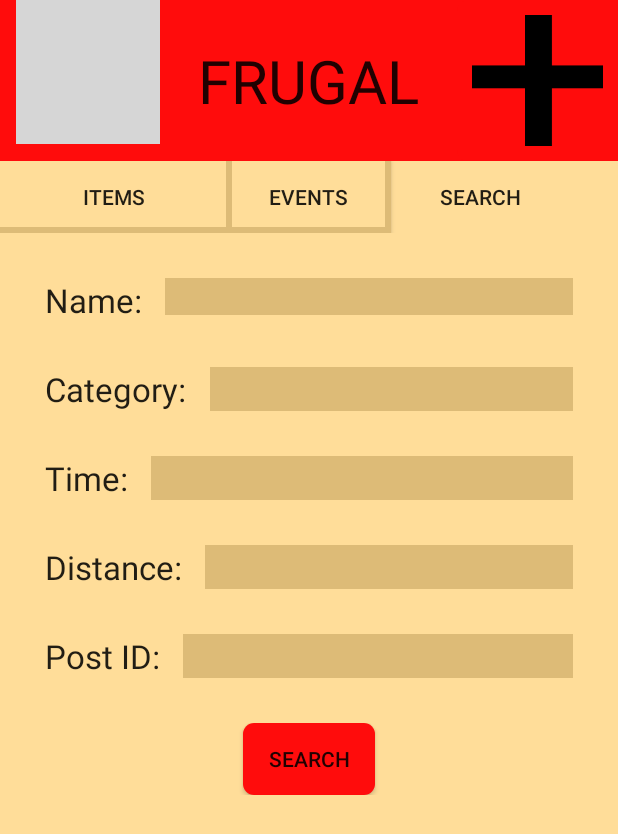
After one commit to frugalApp/frugalHighFid, an Android app: the SearchQuery screen opened directly, with no data from a screen before it, on a phone screen of 412 x 824 dp. The commit adds this screen. Shown: the top 834 px of the screen. Run offline under Robolectric (Android 15) with nearby library versions, the phone set to English and light mode, and no system bars; grey boxes are pictures that could not be loaded.

Commit message:
More work done. Almost done searching. Still have to finish that, comment code, and create some test data

```diff
--- /dev/null
+++ b/Frugal2/app/src/main/java/com/example/peter/frugal/Activities/SearchQuery.java
@@ -0,0 +1,71 @@
+package com.example.peter.frugal.Activities;
+
+import android.support.v4.app.FragmentActivity;
+import android.support.v7.app.ActionBarActivity;
+import android.support.v7.app.ActionBar;
+import android.support.v4.app.Fragment;
+import android.os.Bundle;
+import android.view.LayoutInflater;
+import android.view.Menu;
+import android.view.MenuItem;
+import android.view.View;
+import android.view.ViewGroup;
+import android.os.Build;
+
+import com.example.peter.frugal.R;
+
+public class SearchQuery extends FragmentActivity {
+
+    @Override
+    protected void onCreate(Bundle savedInstanceState) {
+        super.onCreate(savedInstanceState);
+        setContentView(R.layout.activity_search_query);
+        if (savedInstanceState == null) {
+            getSupportFragmentManager().beginTransaction()
+                    .add(R.id.container, new PlaceholderFragment())
+                    .commit();
+        }
+    }
+
+
+    @Override
+    public boolean onCreateOptionsMenu(Menu menu) {
+        // Inflate the menu; this adds items to the action bar if it is present.
+        getMenuInflater().inflate(R.menu.menu_search_query, menu);
+        return true;
+    }
+
+    @Override
+    public boolean onOptionsItemSelected(MenuItem item) {
+        // Handle action bar item clicks here. The action bar will
+        // automatically handle clicks on the Home/Up button, so long
+        // as you specify a parent activity in AndroidManifest.xml.
+        int id = item.getItemId();
+
+        //noinspection SimplifiableIfStatement
+        if (id == R.id.action_settings) {
+            return true;
+        }
+
+        return super.onOptionsItemSelected(item);
+    }
+    public void onEndSearch(View view) {
+        this.finish();
+    }
+
+    /**
+     * A placeholder fragment containing a simple view.
+     */
+    public static class PlaceholderFragment extends Fragment {
+
+        public PlaceholderFragment() {
+        }
+
+        @Override
+        public View onCreateView(LayoutInflater inflater, ViewGroup container,
+                                 Bundle savedInstanceState) {
+            View rootView = inflater.inflate(R.layout.fragment_search_query, container, false);
+            return rootView;
+        }
+    }
+}
--- a/Frugal2/app/src/main/java/com/example/peter/frugal/model/Model.java
+++ b/Frugal2/app/src/main/java/com/example/peter/frugal/model/Model.java
@@ -23,7 +23,7 @@ public class Model {
         item.title = "And I was like";
         item.description = "Yoooooooooooooooooo, what the fuck? It's like Satan made a webcomic";
         item.itemType = Item.ITEM;
-        item.favorited = true;
+       // item.favorited = true;
         item.poster = "Peter G";
         item.images.add(Uri.parse("android.resource://com.example.peter.frugal/" + R.drawable.ffti));
         for (int i = 0; i < 50; i++)
@@ -44,6 +44,8 @@ public class Model {
 
     public ArrayList<Item> searchableItems = new ArrayList<Item>();
 
+    public String searchString = "";
+
 
     public Item getItem(UUID id) {
         for (Item i: searchableItems) {
--- /dev/null
+++ b/Frugal2/app/src/main/res/drawable/boarder_bottom.xml
@@ -0,0 +1,5 @@
+<?xml version="1.0" encoding="utf-8"?>
+<selector xmlns:android="http://schemas.android.com/apk/res/android" >
+	<item android:drawable="@drawable/boarder_bottom_focused" android:state_pressed="true"></item>
+	<item android:drawable="@drawable/boarder_bottom_not_focused"></item>
+</selector>
--- /dev/null
+++ b/Frugal2/app/src/main/res/drawable/boarder_bottom_focused.xml
@@ -0,0 +1,12 @@
+<?xml version="1.0" encoding="utf-8"?>
+<layer-list xmlns:android="http://schemas.android.com/apk/res/android" >
+    <item>
+      <shape
+        android:shape="rectangle">
+          <!-- Set the border color of your layout here -->
+            <stroke android:width="1dp" android:color="#ddbb77" />
+            <solid android:color="#ddbb77" />
+
+        </shape>
+   </item>
+</layer-list>
--- /dev/null
+++ b/Frugal2/app/src/main/res/drawable/boarder_bottom_not_focused.xml
@@ -0,0 +1,20 @@
+<?xml version="1.0" encoding="utf-8"?>
+<layer-list xmlns:android="http://schemas.android.com/apk/res/android" >
+    <item>
+      <shape
+        android:shape="rectangle">
+          <!-- Set the border color of your layout here -->
+            <stroke android:width="1dp" android:color="#ddbb77" />
+            <solid android:color="#ddbb77" />
+
+        </shape>
+   </item>
+    <item android:bottom="4dp">
+      <shape
+        android:shape="rectangle">
+            <!-- Set the background color of your layout here -->
+            <stroke android:width="1dp" android:color="#ffdd99" />
+            <solid android:color="#ffdd99" />
+        </shape>
+   </item>
+</layer-list>
--- /dev/null
+++ b/Frugal2/app/src/main/res/drawable/boarder_butt_bottom.xml
@@ -0,0 +1,24 @@
+<?xml version="1.0" encoding="utf-8"?>
+<layer-list xmlns:android="http://schemas.android.com/apk/res/android" >
+    <item>
+      <shape
+        android:shape="rectangle">
+          <!-- Set the border color of your layout here -->
+            <stroke android:width="1dp" android:color="#ddbb77" />
+            <solid android:color="#ddbb77" />
+
+        </shape>
+   </item>
+
+    <!-- This is for border bottom but
+    you can change this according to your need -->
+    <item android:bottom="4dp" android:right="4dp" android:left="4dp" >
+      <shape
+        android:shape="rectangle">
+            <!-- Set the background color of your layout here -->
+            <stroke android:width="1dp" android:color="#ffdd99" />
+            <solid android:color="#ffdd99" />
+        </shape>
+   </item>
+
+</layer-list>
--- /dev/null
+++ b/Frugal2/app/src/main/res/layout/activity_search_query.xml
@@ -0,0 +1,4 @@
+<FrameLayout xmlns:android="http://schemas.android.com/apk/res/android"
+    xmlns:tools="http://schemas.android.com/tools" android:id="@+id/container"
+    android:layout_width="match_parent" android:layout_height="match_parent"
+    tools:context="com.example.peter.frugal.Activities.SearchQuery" tools:ignore="MergeRootFrame" />
--- /dev/null
+++ b/Frugal2/app/src/main/res/layout/fragment_search_query.xml
@@ -0,0 +1,174 @@
+<RelativeLayout xmlns:android="http://schemas.android.com/apk/res/android"
+    xmlns:tools="http://schemas.android.com/tools" android:layout_width="match_parent"
+    android:layout_height="match_parent" android:background="#ffdd99"
+    tools:context="com.example.peter.frugal.Activities.SearchQuery$PlaceholderFragment">
+
+    <fragment
+        android:id="@+id/search_query_header"
+        android:layout_width="match_parent"
+        android:layout_height="wrap_content"
+        android:layout_alignParentTop="true"
+        android:name="com.example.peter.frugal.Fragments.HeaderFragment"/>
+    <RelativeLayout
+        android:id="@+id/search_query_tab_bar"
+        android:layout_below="@id/search_query_header"
+        android:layout_width="fill_parent"
+        android:layout_height="wrap_content">
+        <Button
+            android:id="@+id/events_button"
+            android:layout_width="110dp"
+            android:layout_height="wrap_content"
+            android:layout_centerInParent="true"
+            android:text="Events"
+            android:background="@drawable/boarder_butt_bottom"/>
+        <Button
+            android:id="@+id/items_button"
+            android:layout_width="fill_parent"
+            android:layout_height="wrap_content"
+            android:background="@drawable/boarder_bottom"
+            android:onClick="onEndSearch"
+            android:layout_toLeftOf="@id/events_button"
+            android:text="Items"/>
+        <Button
+            android:id="@+id/search_button"
+            android:layout_width="wrap_content"
+            android:layout_height="wrap_content"
+            android:layout_marginLeft="15dp"
+            android:layout_toRightOf="@id/events_button"
+            android:background="#00000000"
+            android:text="Search"/>
+    </RelativeLayout>
+    <RelativeLayout
+        android:id="@+id/title_search_group"
+        android:layout_below="@id/search_query_tab_bar"
+        android:layout_width="match_parent"
+        android:layout_height="wrap_content"
+        android:layout_marginLeft="30dp"
+        android:layout_marginRight="30dp"
+        android:layout_marginTop="30dp">
+        <TextView
+            android:id="@+id/title_search_group_title"
+            android:layout_width="wrap_content"
+            android:layout_height="wrap_content"
+            android:layout_alignParentLeft="true"
+            android:textAppearance="?android:attr/textAppearanceLarge"
+            android:text="Name:"/>
+        <EditText
+            android:layout_toRightOf="@id/title_search_group_title"
+            android:layout_marginLeft="15dp"
+            android:layout_width="fill_parent"
+            android:layout_height="wrap_content"
+            android:background="#ddbb77"
+            android:maxLines="1"/>
+    </RelativeLayout>
+    <RelativeLayout
+        android:layout_below="@id/title_search_group"
+        android:id="@+id/catagory_search_group"
+        android:layout_width="match_parent"
+        android:layout_height="wrap_content"
+        android:layout_marginLeft="30dp"
+        android:layout_marginRight="30dp"
+        android:layout_marginTop="30dp">
+        <TextView
+            android:id="@+id/catagory_search_group_title"
+            android:layout_width="wrap_content"
+            android:layout_height="wrap_content"
+            android:layout_alignParentLeft="true"
+            android:textAppearance="?android:attr/textAppearanceLarge"
+            android:text="Category:"/>
+        <EditText
+            android:layout_marginLeft="15dp"
+            android:layout_toRightOf="@id/catagory_search_group_title"
+            android:layout_width="fill_parent"
+            android:layout_height="wrap_content"
+            android:textAppearance="?android:attr/textAppearanceLarge"
+            android:background="#ddbb77"
+            android:maxLines="1"/>
+    </RelativeLayout>
+    <RelativeLayout
+        android:layout_below="@id/catagory_search_group"
+        android:id="@+id/time_search_group"
+        android:layout_width="match_parent"
+        android:layout_height="wrap_content"
+        android:layout_marginLeft="30dp"
+        android:layout_marginRight="30dp"
+        android:layout_marginTop="30dp">
+        <TextView
+            android:id="@+id/time_search_group_title"
+            android:layout_width="wrap_content"
+            android:layout_height="wrap_content"
+            android:layout_alignParentLeft="true"
+            android:textAppearance="?android:attr/textAppearanceLarge"
+            android:text="Time:"/>
+        <EditText
+            android:layout_marginLeft="15dp"
+            android:layout_toRightOf="@id/time_search_group_title"
+            android:layout_width="fill_parent"
+            android:layout_height="wrap_content"
+            android:textAppearance="?android:attr/textAppearanceLarge"
+            android:background="#ddbb77"
+            android:maxLines="1"/>
+    </RelativeLayout>
+    <RelativeLayout
+        android:layout_below="@id/time_search_group"
+        android:id="@+id/distance_search_group"
+        android:layout_width="match_parent"
+        android:layout_height="wrap_content"
+        android:layout_marginLeft="30dp"
+        android:layout_marginRight="30dp"
+        android:layout_marginTop="30dp">
+        <TextView
+            android:id="@+id/distance_search_group_title"
+            android:layout_width="wrap_content"
+            android:layout_height="wrap_content"
+            android:layout_alignParentLeft="true"
+            android:textAppearance="?android:attr/textAppearanceLarge"
+            android:text="Distance:"/>
+        <EditText
+            android:layout_marginLeft="15dp"
+            android:layout_toRightOf="@id/distance_search_group_title"
+            android:layout_width="fill_parent"
+            android:layout_height="wrap_content"
+            android:textAppearance="?android:attr/textAppearanceLarge"
+            android:background="#ddbb77"
+            android:maxLines="1"/>
+    </RelativeLayout>
+    <RelativeLayout
+        android:layout_below="@id/distance_search_group"
+        android:id="@+id/postId_search_group"
+        android:layout_width="match_parent"
+        android:layout_height="wrap_content"
+        android:layout_marginLeft="30dp"
+        android:layout_marginRight="30dp"
+        android:layout_marginTop="30dp">
+        <TextView
+            android:id="@+id/postId_search_group_title"
+            android:layout_width="wrap_content"
+            android:layout_height="wrap_content"
+            android:layout_alignParentLeft="true"
+            android:textAppearance="?android:attr/textAppearanceLarge"
+            android:text="Post ID:"/>
+        <EditText
+            android:layout_marginLeft="15dp"
+            android:layout_toRightOf="@id/postId_search_group_title"
+            android:layout_width="fill_parent"
+            android:layout_height="wrap_content"
+            android:textAppearance="?android:attr/textAppearanceLarge"
+            android:background="#ddbb77"
+            android:maxLines="1"/>
+    </RelativeLayout>
+    <LinearLayout
+        android:orientation="vertical"
+        android:layout_below="@id/postId_search_group"
+        android:layout_width="match_parent"
+        android:layout_height="wrap_content"
+        android:layout_marginTop="30dp">
+        <Button
+            android:layout_width="wrap_content"
+            android:layout_height="wrap_content"
+            android:onClick="onEndSearch"
+            android:text="SEARCH"
+            android:background="@drawable/back_button"
+            android:layout_gravity="center_horizontal"/>
+    </LinearLayout>
+</RelativeLayout>
--- /dev/null
+++ b/Frugal2/app/src/main/res/menu/menu_search_query.xml
@@ -0,0 +1,7 @@
+<menu xmlns:android="http://schemas.android.com/apk/res/android"
+    xmlns:app="http://schemas.android.com/apk/res-auto"
+    xmlns:tools="http://schemas.android.com/tools"
+    tools:context="com.example.peter.frugal.Activities.SearchQuery">
+    <item android:id="@+id/action_settings" android:title="@string/action_settings"
+        android:orderInCategory="100" app:showAsAction="never" />
+</menu>
--- a/Frugal2/app/src/main/res/values/strings.xml
+++ b/Frugal2/app/src/main/res/values/strings.xml
@@ -7,5 +7,6 @@
     <string name="title_activity_search">Search</string>
     <string name="title_activity_item_view">ItemView</string>
     <string name="title_activity_new_post">new_post</string>
+    <string name="title_activity_search_query">SearchQuery</string>
 
 </resources>
```
Also changed, not shown: Frugal2/app/src/main/AndroidManifest.xml (+6 -2 lines), Frugal2/app/src/main/java/com/example/peter/frugal/Activities/Search.java (+21 -0 lines), Frugal2/app/src/main/java/com/example/peter/frugal/Fragments/ItemFragment.java (+9 -2 lines), Frugal2/app/src/main/java/com/example/peter/frugal/Fragments/SearchItemFragment.java (+20 -4 lines), Frugal2/app/src/main/java/com/example/peter/frugal/model/ng/Item.java (+12 -0 lines), Frugal2/app/src/main/res/drawable/search_bar_background.xml (added, +11 -0 lines), Frugal2/app/src/main/res/layout/activity_search.xml (+48 -0 lines), Frugal2/app/src/main/res/layout/fragment_item_view.xml (+7 -7 lines), 1 other file.
